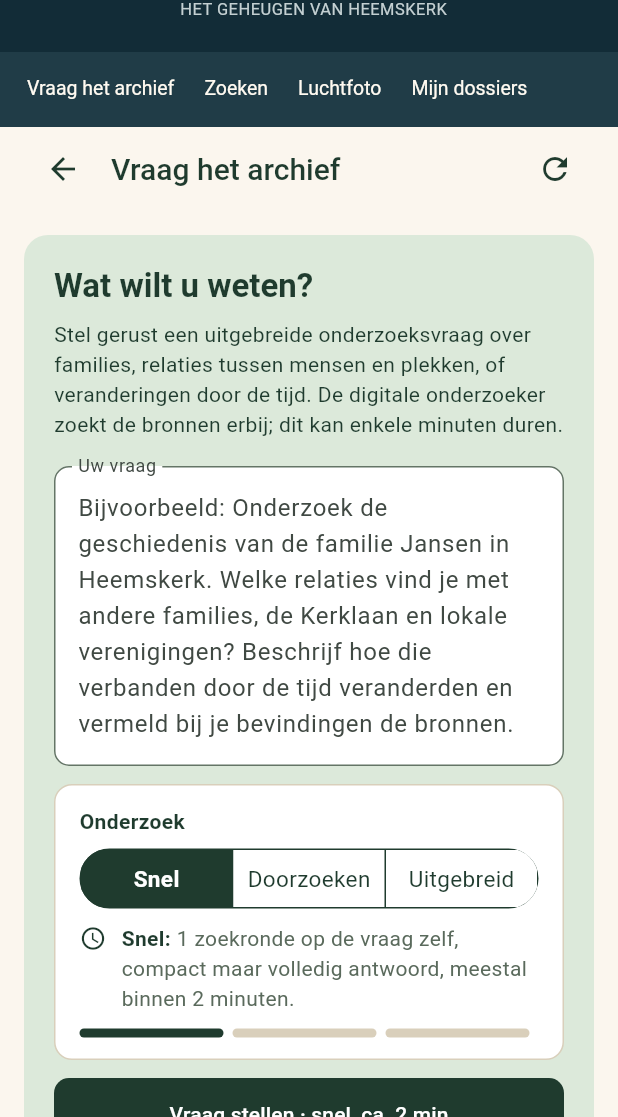
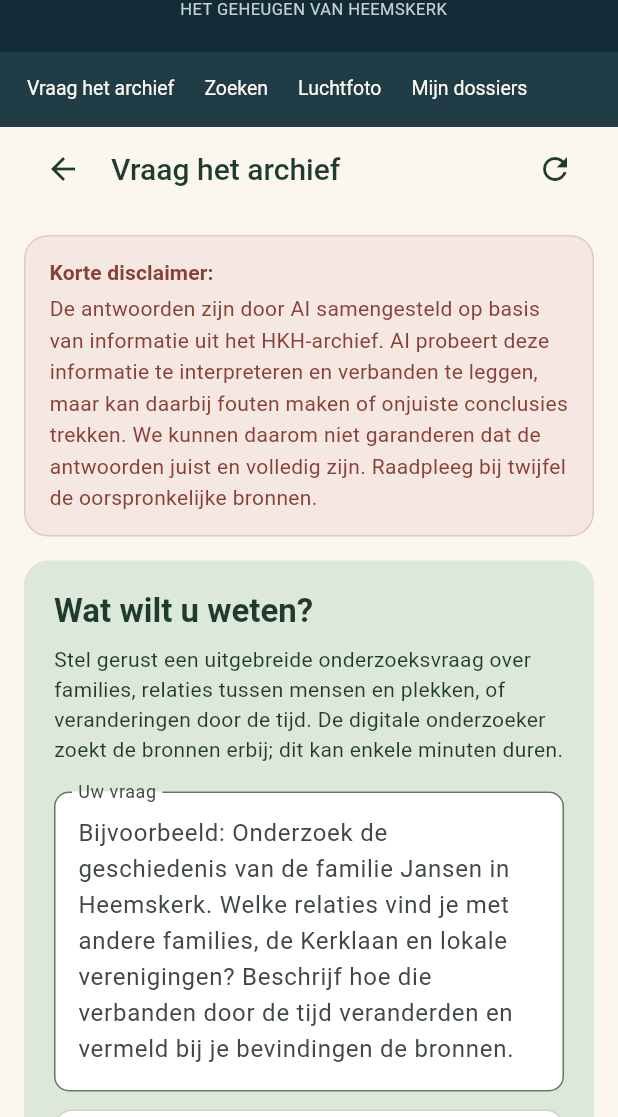
Before and after one commit to robbertvdzon/hkh, a Flutter app: the screen it shows after launch, after a tap on "Doorzoeken", after a tap on "Uitgebreid", after a tap on "Vraag het archief", on a phone screen of 412 x 824 dp, the part 119-1236 px from its top. Run offline on Flutter 3.47's test engine with Material 3 defaults, Android fonts, the phone set to English and light mode, and no system bars; our stand-ins replace flutter_widget_from_html_core, go_router, google_sign_in, share_plus, shared_preferences, web; missing offline and left inert: dart:js_interop, dart:ui_web, google_sign_in_web; accounts and stored records are empty; network calls fail; project files that could hold a hidden picture were left out.

Commit message:
Verbeter AI-antwoorden met disclaimer en fotoweergave

```diff
--- /dev/null
+++ b/frontend/lib/ai_search/ai_disclaimer.dart
@@ -0,0 +1,45 @@
+import 'package:flutter/material.dart';
+
+import '../theme/app_style.dart';
+
+class AiDisclaimer extends StatelessWidget {
+  const AiDisclaimer({super.key});
+
+  @override
+  Widget build(BuildContext context) => Container(
+    padding: const EdgeInsets.symmetric(horizontal: 16, vertical: 14),
+    decoration: BoxDecoration(
+      color: appDisclaimerBackground,
+      border: Border.all(color: appDisclaimerBorder),
+      borderRadius: BorderRadius.circular(appCardRadius),
+    ),
+    child: SelectionArea(
+      child: Column(
+        crossAxisAlignment: CrossAxisAlignment.start,
+        children: [
+          Semantics(
+            header: true,
+            child: Text(
+              'Korte disclaimer:',
+              style: Theme.of(context).textTheme.titleSmall?.copyWith(
+                color: appDisclaimerForeground,
+                fontWeight: FontWeight.w700,
+              ),
+            ),
+          ),
+          const SizedBox(height: 4),
+          Text(
+            'De antwoorden zijn door AI samengesteld op basis van informatie uit het HKH-archief. '
+            'AI probeert deze informatie te interpreteren en verbanden te leggen, maar kan daarbij '
+            'fouten maken of onjuiste conclusies trekken. We kunnen daarom niet garanderen dat de '
+            'antwoorden juist en volledig zijn. Raadpleeg bij twijfel de oorspronkelijke bronnen.',
+            style: Theme.of(context).textTheme.bodyMedium?.copyWith(
+              color: appDisclaimerForeground,
+              height: 1.5,
+            ),
+          ),
+        ],
+      ),
+    ),
+  );
+}
--- a/frontend/lib/ai_search/ai_search_page.dart
+++ b/frontend/lib/ai_search/ai_search_page.dart
@@ -7,6 +7,7 @@ import 'package:go_router/go_router.dart';
 import 'answer_html.dart';
 import 'answer_share_dialog.dart';
 import 'answer_sharing.dart';
+import 'ai_disclaimer.dart';
 import 'ai_search.dart';
 import 'ai_question_card.dart';
 import 'answer_pdf_saver.dart';
@@ -145,21 +146,23 @@ class _AiSearchPageState extends State<AiSearchPage> {
     super.dispose();
   }
 
-  Future<void> _submit([String? proposedQuestion]) async {
-    final question = (proposedQuestion ?? _questionController.text).trim();
-    if (question.length < 3 || _submitting) return;
+  Future<void> _submit() async {
+    final question = _questionController.text.trim();
+    if (!widget.canAsk ||
+        _session != null ||
+        question.length < 3 ||
+        _submitting) {
+      return;
+    }
     setState(() {
       _submitting = true;
       _error = null;
     });
     try {
-      final session = _session == null
-          ? await widget.source.startAiSearch(question, depth: _depth)
-          : await widget.source.askFollowUp(
-              _session!.id,
-              question,
-              depth: _depth,
-            );
+      final session = await widget.source.startAiSearch(
+        question,
+        depth: _depth,
+      );
       if (!mounted) return;
       setState(() {
         _session = session;
@@ -402,6 +405,8 @@ class _AiSearchPageState extends State<AiSearchPage> {
                   controller: _scrollController,
                   padding: const EdgeInsets.fromLTRB(16, 16, 16, 8),
                   children: [
+                    const AiDisclaimer(),
+                    const SizedBox(height: 16),
                     if (session == null) ...[
                       if (widget.embedded)
                         widget.introduction ?? const _Introduction()
@@ -499,7 +504,6 @@ class _AiSearchPageState extends State<AiSearchPage> {
                               ? ({bool? stop, String? hint}) =>
                                     _steer(turn.id, stop: stop, hint: hint)
                               : null,
-                          onSuggestedQuestion: widget.canAsk ? _submit : null,
                         ),
                         const SizedBox(height: 20),
                       ],
@@ -516,15 +520,11 @@ class _AiSearchPageState extends State<AiSearchPage> {
                   ],
                 ),
               ),
-              if (widget.canAsk && (session != null || widget.embedded))
+              if (widget.canAsk && widget.embedded && session == null)
                 _QuestionComposer(
                   controller: _questionController,
-                  enabled:
-                      !_submitting &&
-                      !(session?.turns.lastOrNull?.isActive ?? false),
-                  label: session == null
-                      ? 'Start een nieuwe zoekopdracht'
-                      : 'Stel een vervolgvraag',
+                  enabled: !_submitting,
+                  label: 'Start een nieuwe zoekopdracht',
                   onSubmit: _submit,
                   depth: _depth,
                   onDepthChanged: (depth) => setState(() => _depth = depth),
@@ -773,7 +773,6 @@ class _TurnCard extends StatelessWidget {
     required this.turn,
     required this.elapsed,
     required this.onCancel,
-    required this.onSuggestedQuestion,
     this.onSteer,
     this.onShare,
     this.showPdf = false,
@@ -785,7 +784,6 @@ class _TurnCard extends StatelessWidget {
   final String? elapsed;
   final VoidCallback? onCancel;
   final SteerHandler? onSteer;
-  final ValueChanged<String>? onSuggestedQuestion;
   final VoidCallback? onShare;
   final bool showPdf;
   final VoidCallback? onPdf;
@@ -947,26 +945,6 @@ class _TurnCard extends StatelessWidget {
                   sourcesHtml: turn.sourcesHtml,
                   sourceCount: turn.sources.length,
                   title: turn.title,
-                ),
-              ],
-              if (turn.suggestedFollowUps.isNotEmpty &&
-                  onSuggestedQuestion != null) ...[
-                const SizedBox(height: 18),
-                Text(
-                  'Misschien wil je ook weten:',
-                  style: Theme.of(context).textTheme.titleSmall,
-                ),
-                const SizedBox(height: 8),
-                Wrap(
-                  spacing: 8,
-                  runSpacing: 8,
-                  children: [
-                    for (final question in turn.suggestedFollowUps)
-                      ActionChip(
-                        label: Text(question),
-                        onPressed: () => onSuggestedQuestion!(question),
-                      ),
-                  ],
                 ),
               ],
             ],
--- a/frontend/lib/ai_search/shared_answer_page.dart
+++ b/frontend/lib/ai_search/shared_answer_page.dart
@@ -1,6 +1,7 @@
 import 'package:flutter/material.dart';
 
 import '../theme/app_style.dart';
+import 'ai_disclaimer.dart';
 import 'answer_html.dart';
 import 'answer_sharing.dart';
 import 'answer_sources_page.dart';
@@ -82,6 +83,8 @@ class _SharedAnswerPageState extends State<SharedAnswerPage> {
                     ),
                   )
                 else ...[
+                  const AiDisclaimer(),
+                  const SizedBox(height: 20),
                   const Text(
                     'GEDEELD UIT HET HKH-ARCHIEF',
                     style: TextStyle(
--- a/frontend/lib/theme/app_style.dart
+++ b/frontend/lib/theme/app_style.dart
@@ -14,6 +14,11 @@ const appControlBorder = Color(0xFF647566);
 const appMutedText = Color(0xFF5A6A5C);
 const appErrorBackground = Color(0xFFFBE9E7);
 const appErrorForeground = Color(0xFF9F201B);
+
+/// Warme, gedempte roodtinten voor de toelichting bij AI-antwoorden.
+const appDisclaimerBackground = Color(0xFFF5E8E2);
+const appDisclaimerForeground = Color(0xFF8A4038);
+const appDisclaimerBorder = Color(0xFFE4C8BD);
 
 /// Kaarten zijn 16px afgerond, velden en knoppen 10px.
 const appCardRadius = 16.0;
```
Also changed, not shown: frontend/lib/ai_search/answer_html.dart (+15 -7 lines), frontend/lib/ai_search/answer_image_dialog.dart (added, +191 -0 lines), 6 other files.
